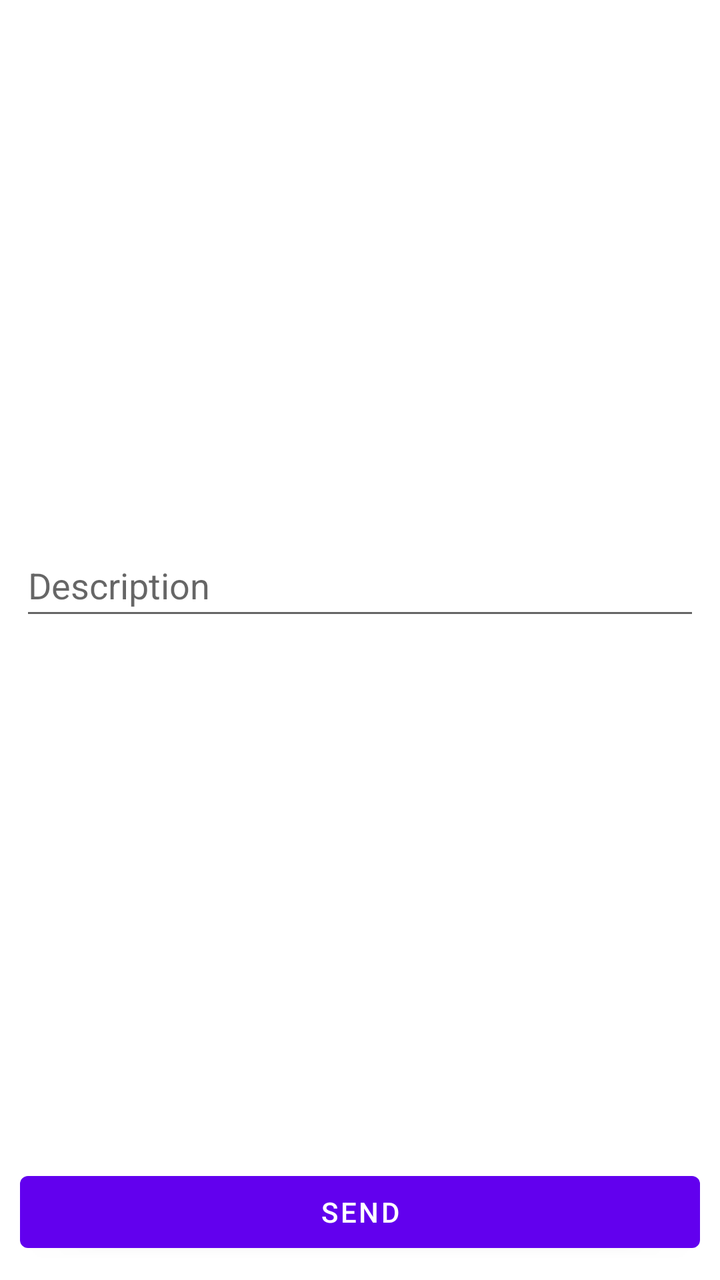
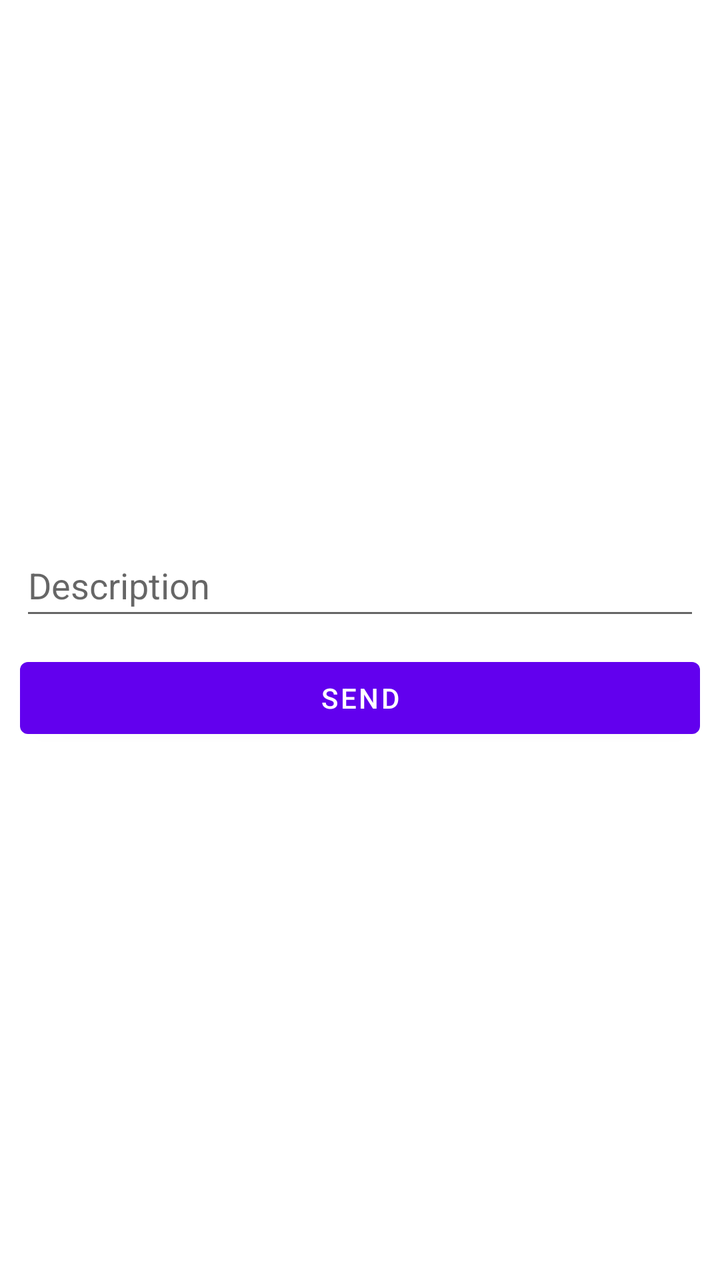

Two renders of the same Android screen: before a commit and after it. Below are the layout's source before the change and the commit's diff.
<!-- AndroidManifest.xml: application theme Theme.Xrenovation -->
<!-- res/layout/fragment_house_correction.xml -->
<?xml version="1.0" encoding="utf-8"?>
<androidx.constraintlayout.widget.ConstraintLayout xmlns:android="http://schemas.android.com/apk/res/android"
    xmlns:app="http://schemas.android.com/apk/res-auto"
    xmlns:tools="http://schemas.android.com/tools"
    android:id="@+id/houseCorrectionLayout"
    android:layout_width="match_parent"
    android:layout_height="match_parent"
    tools:context=".presentation.HouseCorrectionFragment">

    <EditText
        android:id="@+id/editTextHouseCorrection"
        android:layout_width="0dp"
        android:layout_height="wrap_content"
        android:layout_marginStart="10dp"
        android:layout_marginEnd="10dp"
        android:ems="10"
        android:hint="@string/description"
        android:inputType="textMultiLine"
        android:maxLines="8"
        android:minHeight="48dp"
        android:minLines="1"
        android:singleLine="false"
        app:layout_constraintBottom_toTopOf="@+id/button_send_correction"
        app:layout_constraintEnd_toEndOf="parent"
        app:layout_constraintStart_toStartOf="parent"
        app:layout_constraintTop_toTopOf="parent" />

    <Button
        android:id="@+id/button_send_correction"
        android:layout_width="0dp"
        android:layout_height="wrap_content"
        android:layout_marginStart="10dp"
        android:layout_marginEnd="10dp"
        android:layout_marginBottom="10dp"
        android:text="@string/send_comment"
        app:layout_constraintBottom_toBottomOf="parent"
        app:layout_constraintEnd_toEndOf="parent"
        app:layout_constraintStart_toStartOf="parent" />
</androidx.constraintlayout.widget.ConstraintLayout>
<!-- resources referenced by this layout -->
<resources>
  <string name="description">Description</string>
  <string name="send_comment">Send</string>
  <style name="Theme.Xrenovation" parent="Theme.MaterialComponents.DayNight.NoActionBar">
          
          <item name="colorPrimary">@color/purple_500</item>
          <item name="colorPrimaryVariant">@color/purple_700</item>
          <item name="colorOnPrimary">@color/white</item>
          
          <item name="colorSecondary">@color/teal_200</item>
          <item name="colorSecondaryVariant">@color/teal_700</item>
          <item name="colorOnSecondary">@color/black</item>
          
          <item name="android:statusBarColor">?attr/colorPrimaryVariant</item>
          
      </style>
  <color name="purple_500">#FF6200EE</color>
  <color name="purple_700">#FF3700B3</color>
  <color name="white">#FFFFFFFF</color>
  <color name="teal_200">#FF03DAC5</color>
  <color name="teal_700">#FF018786</color>
  <color name="black">#FF000000</color>
</resources>

<!-- the commit's change to res/layout/fragment_house_correction.xml (unified diff, before → after) -->
@@ -23,7 +23,8 @@
         app:layout_constraintBottom_toTopOf="@+id/button_send_correction"
         app:layout_constraintEnd_toEndOf="parent"
         app:layout_constraintStart_toStartOf="parent"
-        app:layout_constraintTop_toTopOf="parent" />
+        app:layout_constraintTop_toTopOf="parent"
+        app:layout_constraintVertical_chainStyle="packed" />
 
     <Button
         android:id="@+id/button_send_correction"
@@ -31,9 +32,10 @@
         android:layout_height="wrap_content"
         android:layout_marginStart="10dp"
         android:layout_marginEnd="10dp"
-        android:layout_marginBottom="10dp"
+        android:layout_marginTop="10dp"
         android:text="@string/send_comment"
         app:layout_constraintBottom_toBottomOf="parent"
         app:layout_constraintEnd_toEndOf="parent"
-        app:layout_constraintStart_toStartOf="parent" />
+        app:layout_constraintStart_toStartOf="parent"
+        app:layout_constraintTop_toBottomOf="@id/editTextHouseCorrection" />
 </androidx.constraintlayout.widget.ConstraintLayout>
